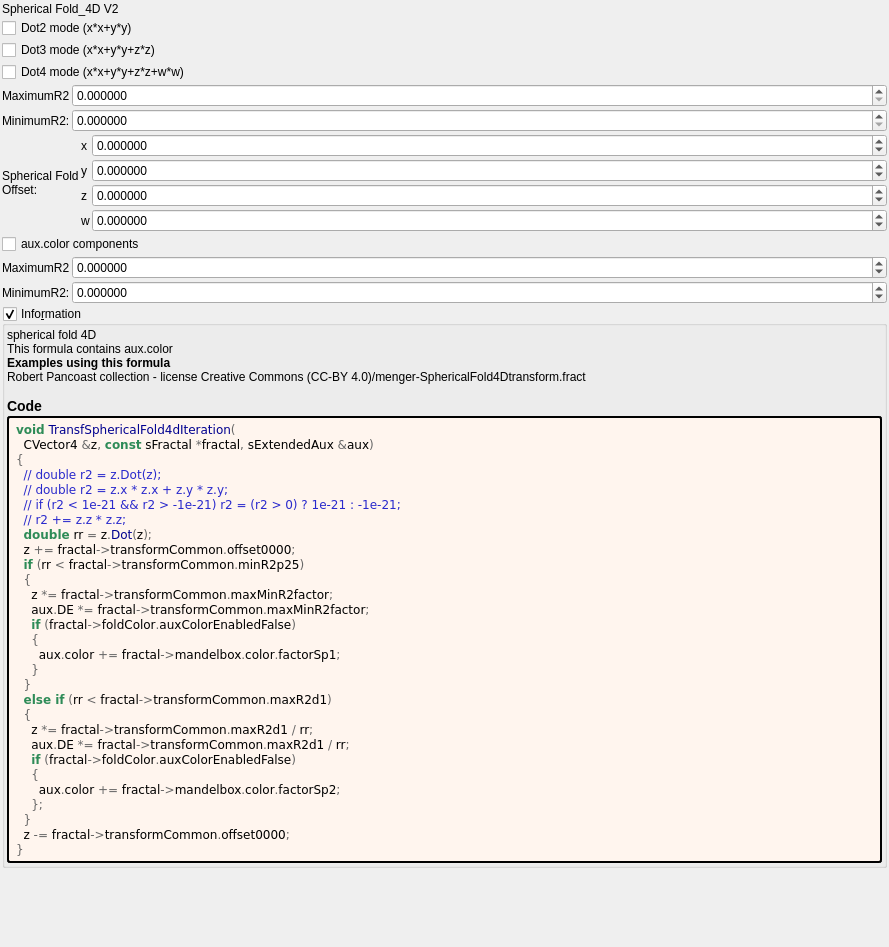
Above: mandelbulber2/formula/ui/transf_spherical_fold4d_v2.ui from buddhi1980/mandelbulber2 before the change. Below: the same form after it.
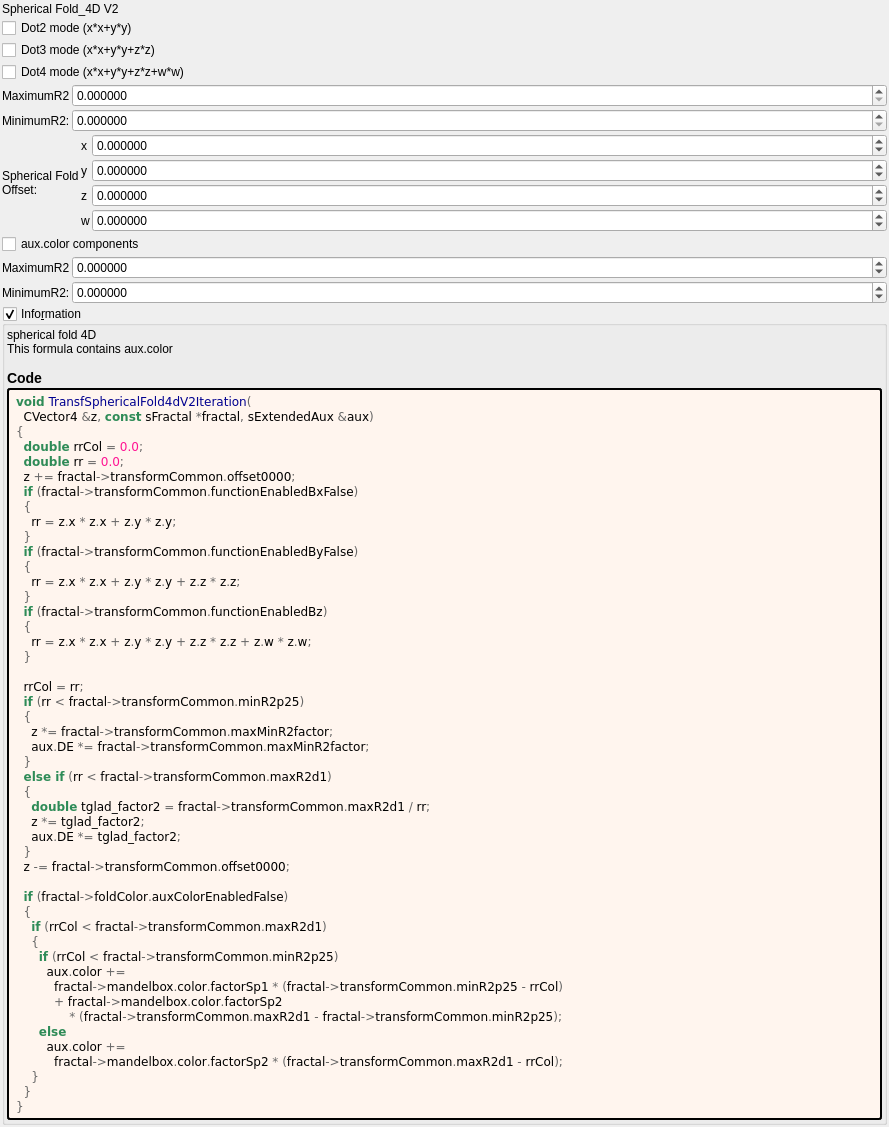
That is the form after the change. Custom widgets are drawn as their Qt base class.

```diff
--- a/mandelbulber2/formula/ui/transf_spherical_fold4d_v2.ui
+++ b/mandelbulber2/formula/ui/transf_spherical_fold4d_v2.ui
@@ -409,7 +409,7 @@
         <property name="text">
          <string notr="true">&lt;p&gt;spherical fold 4D&lt;br&gt;This formula contains aux.color&lt;/p&gt;&lt;table&gt;
 &lt;/table&gt;
-&lt;br&gt;&lt;b&gt;Examples using this formula&lt;/b&gt;&lt;br&gt;Robert Pancoast collection - license Creative Commons (CC-BY 4.0)/menger-SphericalFold4Dtransform.fract&lt;h3&gt;Code&lt;/h3&gt;</string>
+&lt;h3&gt;Code&lt;/h3&gt;</string>
         </property>
         <property name="wordWrap">
          <bool>true</bool>
@@ -429,34 +429,53 @@
         </property>
         <property name="text">
          <string notr="true">&lt;body style=&quot;background-color:#fff5ee&quot;&gt;
-&lt;pre style=&quot;color:#000000; background-color:#fff5ee;  font-family:'Courier New',monospace;&quot;&gt;&lt;span style=&quot;color:#2e8b57; font-weight:bold&quot;&gt;void&lt;/span&gt; &lt;span style=&quot;color:#00008f&quot;&gt;TransfSphericalFold4dIteration&lt;/span&gt;&lt;span style=&quot;color:#676767&quot;&gt;(&lt;/span&gt;
+&lt;pre style=&quot;color:#000000; background-color:#fff5ee;  font-family:'Courier New',monospace;&quot;&gt;&lt;span style=&quot;color:#2e8b57; font-weight:bold&quot;&gt;void&lt;/span&gt; &lt;span style=&quot;color:#00008f&quot;&gt;TransfSphericalFold4dV2Iteration&lt;/span&gt;&lt;span style=&quot;color:#676767&quot;&gt;(&lt;/span&gt;
   CVector4 &lt;span style=&quot;color:#676767&quot;&gt;&amp;amp;&lt;/span&gt;z&lt;span style=&quot;color:#676767&quot;&gt;,&lt;/span&gt; &lt;span style=&quot;color:#2e8b57; font-weight:bold&quot;&gt;const&lt;/span&gt; sFractal &lt;span style=&quot;color:#676767&quot;&gt;*&lt;/span&gt;fractal&lt;span style=&quot;color:#676767&quot;&gt;,&lt;/span&gt; sExtendedAux &lt;span style=&quot;color:#676767&quot;&gt;&amp;amp;&lt;/span&gt;aux&lt;span style=&quot;color:#676767&quot;&gt;)&lt;/span&gt;
 &lt;span style=&quot;color:#676767&quot;&gt;{&lt;/span&gt;
-  &lt;span style=&quot;color:#2929cc&quot;&gt;// double r2 = z.Dot(z);&lt;/span&gt;
-  &lt;span style=&quot;color:#2929cc&quot;&gt;// double r2 = z.x * z.x + z.y * z.y;&lt;/span&gt;
-  &lt;span style=&quot;color:#2929cc&quot;&gt;// if (r2 &amp;lt; 1e-21 &amp;amp;&amp;amp; r2 &amp;gt; -1e-21) r2 = (r2 &amp;gt; 0) ? 1e-21 : -1e-21;&lt;/span&gt;
-  &lt;span style=&quot;color:#2929cc&quot;&gt;// r2 += z.z * z.z;&lt;/span&gt;
-  &lt;span style=&quot;color:#2e8b57; font-weight:bold&quot;&gt;double&lt;/span&gt; rr &lt;span style=&quot;color:#676767&quot;&gt;=&lt;/span&gt; z&lt;span style=&quot;color:#676767&quot;&gt;.&lt;/span&gt;&lt;span style=&quot;color:#00008f&quot;&gt;Dot&lt;/span&gt;&lt;span style=&quot;color:#676767&quot;&gt;(&lt;/span&gt;z&lt;span style=&quot;color:#676767&quot;&gt;);&lt;/span&gt;
+  &lt;span style=&quot;color:#2e8b57; font-weight:bold&quot;&gt;double&lt;/span&gt; rrCol &lt;span style=&quot;color:#676767&quot;&gt;=&lt;/span&gt; &lt;span style=&quot;color:#ff1493&quot;&gt;0.0&lt;/span&gt;&lt;span style=&quot;color:#676767&quot;&gt;;&lt;/span&gt;
+  &lt;span style=&quot;color:#2e8b57; font-weight:bold&quot;&gt;double&lt;/span&gt; rr &lt;span style=&quot;color:#676767&quot;&gt;=&lt;/span&gt; &lt;span style=&quot;color:#ff1493&quot;&gt;0.0&lt;/span&gt;&lt;span style=&quot;color:#676767&quot;&gt;;&lt;/span&gt;
   z &lt;span style=&quot;color:#676767&quot;&gt;+=&lt;/span&gt; fractal&lt;span style=&quot;color:#676767&quot;&gt;-&amp;gt;&lt;/span&gt;transformCommon&lt;span style=&quot;color:#676767&quot;&gt;.&lt;/span&gt;offset0000&lt;span style=&quot;color:#676767&quot;&gt;;&lt;/span&gt;
+  &lt;span style=&quot;color:#2e8b57; font-weight:bold&quot;&gt;if&lt;/span&gt; &lt;span style=&quot;color:#676767&quot;&gt;(&lt;/span&gt;fractal&lt;span style=&quot;color:#676767&quot;&gt;-&amp;gt;&lt;/span&gt;transformCommon&lt;span style=&quot;color:#676767&quot;&gt;.&lt;/span&gt;functionEnabledBxFalse&lt;span style=&quot;color:#676767&quot;&gt;)&lt;/span&gt;
+  &lt;span style=&quot;color:#676767&quot;&gt;{&lt;/span&gt;
+    rr &lt;span style=&quot;color:#676767&quot;&gt;=&lt;/span&gt; z&lt;span style=&quot;color:#676767&quot;&gt;.&lt;/span&gt;x &lt;span style=&quot;color:#676767&quot;&gt;*&lt;/span&gt; z&lt;span style=&quot;color:#676767&quot;&gt;.&lt;/span&gt;x &lt;span style=&quot;color:#676767&quot;&gt;+&lt;/span&gt; z&lt;span style=&quot;color:#676767&quot;&gt;.&lt;/span&gt;y &lt;span style=&quot;color:#676767&quot;&gt;*&lt;/span&gt; z&lt;span style=&quot;color:#676767&quot;&gt;.&lt;/span&gt;y&lt;span style=&quot;color:#676767&quot;&gt;;&lt;/span&gt;
+  &lt;span style=&quot;color:#676767&quot;&gt;}&lt;/span&gt;
+  &lt;span style=&quot;color:#2e8b57; font-weight:bold&quot;&gt;if&lt;/span&gt; &lt;span style=&quot;color:#676767&quot;&gt;(&lt;/span&gt;fractal&lt;span style=&quot;color:#676767&quot;&gt;-&amp;gt;&lt;/span&gt;transformCommon&lt;span style=&quot;color:#676767&quot;&gt;.&lt;/span&gt;functionEnabledByFalse&lt;span style=&quot;color:#676767&quot;&gt;)&lt;/span&gt;
+  &lt;span style=&quot;color:#676767&quot;&gt;{&lt;/span&gt;
+    rr &lt;span style=&quot;color:#676767&quot;&gt;=&lt;/span&gt; z&lt;span style=&quot;color:#676767&quot;&gt;.&lt;/span&gt;x &lt;span style=&quot;color:#676767&quot;&gt;*&lt;/span&gt; z&lt;span style=&quot;color:#676767&quot;&gt;.&lt;/span&gt;x &lt;span style=&quot;color:#676767&quot;&gt;+&lt;/span&gt; z&lt;span style=&quot;color:#676767&quot;&gt;.&lt;/span&gt;y &lt;span style=&quot;color:#676767&quot;&gt;*&lt;/span&gt; z&lt;span style=&quot;color:#676767&quot;&gt;.&lt;/span&gt;y &lt;span style=&quot;color:#676767&quot;&gt;+&lt;/span&gt; z&lt;span style=&quot;color:#676767&quot;&gt;.&lt;/span&gt;z &lt;span style=&quot;color:#676767&quot;&gt;*&lt;/span&gt; z&lt;span style=&quot;color:#676767&quot;&gt;.&lt;/span&gt;z&lt;span style=&quot;color:#676767&quot;&gt;;&lt;/span&gt;
+  &lt;span style=&quot;color:#676767&quot;&gt;}&lt;/span&gt;
+  &lt;span style=&quot;color:#2e8b57; font-weight:bold&quot;&gt;if&lt;/span&gt; &lt;span style=&quot;color:#676767&quot;&gt;(&lt;/span&gt;fractal&lt;span style=&quot;color:#676767&quot;&gt;-&amp;gt;&lt;/span&gt;transformCommon&lt;span style=&quot;color:#676767&quot;&gt;.&lt;/span&gt;functionEnabledBz&lt;span style=&quot;color:#676767&quot;&gt;)&lt;/span&gt;
+  &lt;span style=&quot;color:#676767&quot;&gt;{&lt;/span&gt;
+    rr &lt;span style=&quot;color:#676767&quot;&gt;=&lt;/span&gt; z&lt;span style=&quot;color:#676767&quot;&gt;.&lt;/span&gt;x &lt;span style=&quot;color:#676767&quot;&gt;*&lt;/span&gt; z&lt;span style=&quot;color:#676767&quot;&gt;.&lt;/span&gt;x &lt;span style=&quot;color:#676767&quot;&gt;+&lt;/span&gt; z&lt;span style=&quot;color:#676767&quot;&gt;.&lt;/span&gt;y &lt;span style=&quot;color:#676767&quot;&gt;*&lt;/span&gt; z&lt;span style=&quot;color:#676767&quot;&gt;.&lt;/span&gt;y &lt;span style=&quot;color:#676767&quot;&gt;+&lt;/span&gt; z&lt;span style=&quot;color:#676767&quot;&gt;.&lt;/span&gt;z &lt;span style=&quot;color:#676767&quot;&gt;*&lt;/span&gt; z&lt;span style=&quot;color:#676767&quot;&gt;.&lt;/span&gt;z &lt;span style=&quot;color:#676767&quot;&gt;+&lt;/span&gt; z&lt;span style=&quot;color:#676767&quot;&gt;.&lt;/span&gt;w &lt;span style=&quot;color:#676767&quot;&gt;*&lt;/span&gt; z&lt;span style=&quot;color:#676767&quot;&gt;.&lt;/span&gt;w&lt;span style=&quot;color:#676767&quot;&gt;;&lt;/span&gt;
+  &lt;span style=&quot;color:#676767&quot;&gt;}&lt;/span&gt;
+
+  rrCol &lt;span style=&quot;color:#676767&quot;&gt;=&lt;/span&gt; rr&lt;span style=&quot;color:#676767&quot;&gt;;&lt;/span&gt;
   &lt;span style=&quot;color:#2e8b57; font-weight:bold&quot;&gt;if&lt;/span&gt; &lt;span style=&quot;color:#676767&quot;&gt;(&lt;/span&gt;rr &lt;span style=&quot;color:#676767&quot;&gt;&amp;lt;&lt;/span&gt; fractal&lt;span style=&quot;color:#676767&quot;&gt;-&amp;gt;&lt;/span&gt;transformCommon&lt;span style=&quot;color:#676767&quot;&gt;.&lt;/span&gt;minR2p25&lt;span style=&quot;color:#676767&quot;&gt;)&lt;/span&gt;
   &lt;span style=&quot;color:#676767&quot;&gt;{&lt;/span&gt;
     z &lt;span style=&quot;color:#676767&quot;&gt;*=&lt;/span&gt; fractal&lt;span style=&quot;color:#676767&quot;&gt;-&amp;gt;&lt;/span&gt;transformCommon&lt;span style=&quot;color:#676767&quot;&gt;.&lt;/span&gt;maxMinR2factor&lt;span style=&quot;color:#676767&quot;&gt;;&lt;/span&gt;
     aux&lt;span style=&quot;color:#676767&quot;&gt;.&lt;/span&gt;DE &lt;span style=&quot;color:#676767&quot;&gt;*=&lt;/span&gt; fractal&lt;span style=&quot;color:#676767&quot;&gt;-&amp;gt;&lt;/span&gt;transformCommon&lt;span style=&quot;color:#676767&quot;&gt;.&lt;/span&gt;maxMinR2factor&lt;span style=&quot;color:#676767&quot;&gt;;&lt;/span&gt;
-    &lt;span style=&quot;color:#2e8b57; font-weight:bold&quot;&gt;if&lt;/span&gt; &lt;span style=&quot;color:#676767&quot;&gt;(&lt;/span&gt;fractal&lt;span style=&quot;color:#676767&quot;&gt;-&amp;gt;&lt;/span&gt;foldColor&lt;span style=&quot;color:#676767&quot;&gt;.&lt;/span&gt;auxColorEnabledFalse&lt;span style=&quot;color:#676767&quot;&gt;)&lt;/span&gt;
-    &lt;span style=&quot;color:#676767&quot;&gt;{&lt;/span&gt;
-      aux&lt;span style=&quot;color:#676767&quot;&gt;.&lt;/span&gt;color &lt;span style=&quot;color:#676767&quot;&gt;+=&lt;/span&gt; fractal&lt;span style=&quot;color:#676767&quot;&gt;-&amp;gt;&lt;/span&gt;mandelbox&lt;span style=&quot;color:#676767&quot;&gt;.&lt;/span&gt;color&lt;span style=&quot;color:#676767&quot;&gt;.&lt;/span&gt;factorSp1&lt;span style=&quot;color:#676767&quot;&gt;;&lt;/span&gt;
-    &lt;span style=&quot;color:#676767&quot;&gt;}&lt;/span&gt;
   &lt;span style=&quot;color:#676767&quot;&gt;}&lt;/span&gt;
   &lt;span style=&quot;color:#2e8b57; font-weight:bold&quot;&gt;else if&lt;/span&gt; &lt;span style=&quot;color:#676767&quot;&gt;(&lt;/span&gt;rr &lt;span style=&quot;color:#676767&quot;&gt;&amp;lt;&lt;/span&gt; fractal&lt;span style=&quot;color:#676767&quot;&gt;-&amp;gt;&lt;/span&gt;transformCommon&lt;span style=&quot;color:#676767&quot;&gt;.&lt;/span&gt;maxR2d1&lt;span style=&quot;color:#676767&quot;&gt;)&lt;/span&gt;
   &lt;span style=&quot;color:#676767&quot;&gt;{&lt;/span&gt;
-    z &lt;span style=&quot;color:#676767&quot;&gt;*=&lt;/span&gt; fractal&lt;span style=&quot;color:#676767&quot;&gt;-&amp;gt;&lt;/span&gt;transformCommon&lt;span style=&quot;color:#676767&quot;&gt;.&lt;/span&gt;maxR2d1 &lt;span style=&quot;color:#676767&quot;&gt;/&lt;/span&gt; rr&lt;span style=&quot;color:#676767&quot;&gt;;&lt;/span&gt;
-    aux&lt;span style=&quot;color:#676767&quot;&gt;.&lt;/span&gt;DE &lt;span style=&quot;color:#676767&quot;&gt;*=&lt;/span&gt; fractal&lt;span style=&quot;color:#676767&quot;&gt;-&amp;gt;&lt;/span&gt;transformCommon&lt;span style=&quot;color:#676767&quot;&gt;.&lt;/span&gt;maxR2d1 &lt;span style=&quot;color:#676767&quot;&gt;/&lt;/span&gt; rr&lt;span style=&quot;color:#676767&quot;&gt;;&lt;/span&gt;
-    &lt;span style=&quot;color:#2e8b57; font-weight:bold&quot;&gt;if&lt;/span&gt; &lt;span style=&quot;color:#676767&quot;&gt;(&lt;/span&gt;fractal&lt;span style=&quot;color:#676767&quot;&gt;-&amp;gt;&lt;/span&gt;foldColor&lt;span style=&quot;color:#676767&quot;&gt;.&lt;/span&gt;auxColorEnabledFalse&lt;span style=&quot;color:#676767&quot;&gt;)&lt;/span&gt;
-    &lt;span style=&quot;color:#676767&quot;&gt;{&lt;/span&gt;
-      aux&lt;span style=&quot;color:#676767&quot;&gt;.&lt;/span&gt;color &lt;span style=&quot;color:#676767&quot;&gt;+=&lt;/span&gt; fractal&lt;span style=&quot;color:#676767&quot;&gt;-&amp;gt;&lt;/span&gt;mandelbox&lt;span style=&quot;color:#676767&quot;&gt;.&lt;/span&gt;color&lt;span style=&quot;color:#676767&quot;&gt;.&lt;/span&gt;factorSp2&lt;span style=&quot;color:#676767&quot;&gt;;&lt;/span&gt;
-    &lt;span style=&quot;color:#676767&quot;&gt;};&lt;/span&gt;
+    &lt;span style=&quot;color:#2e8b57; font-weight:bold&quot;&gt;double&lt;/span&gt; tglad_factor2 &lt;span style=&quot;color:#676767&quot;&gt;=&lt;/span&gt; fractal&lt;span style=&quot;color:#676767&quot;&gt;-&amp;gt;&lt;/span&gt;transformCommon&lt;span style=&quot;color:#676767&quot;&gt;.&lt;/span&gt;maxR2d1 &lt;span style=&quot;color:#676767&quot;&gt;/&lt;/span&gt; rr&lt;span style=&quot;color:#676767&quot;&gt;;&lt;/span&gt;
+    z &lt;span style=&quot;color:#676767&quot;&gt;*=&lt;/span&gt; tglad_factor2&lt;span style=&quot;color:#676767&quot;&gt;;&lt;/span&gt;
+    aux&lt;span style=&quot;color:#676767&quot;&gt;.&lt;/span&gt;DE &lt;span style=&quot;color:#676767&quot;&gt;*=&lt;/span&gt; tglad_factor2&lt;span style=&quot;color:#676767&quot;&gt;;&lt;/span&gt;
   &lt;span style=&quot;color:#676767&quot;&gt;}&lt;/span&gt;
   z &lt;span style=&quot;color:#676767&quot;&gt;-=&lt;/span&gt; fractal&lt;span style=&quot;color:#676767&quot;&gt;-&amp;gt;&lt;/span&gt;transformCommon&lt;span style=&quot;color:#676767&quot;&gt;.&lt;/span&gt;offset0000&lt;span style=&quot;color:#676767&quot;&gt;;&lt;/span&gt;
+
+  &lt;span style=&quot;color:#2e8b57; font-weight:bold&quot;&gt;if&lt;/span&gt; &lt;span style=&quot;color:#676767&quot;&gt;(&lt;/span&gt;fractal&lt;span style=&quot;color:#676767&quot;&gt;-&amp;gt;&lt;/span&gt;foldColor&lt;span style=&quot;color:#676767&quot;&gt;.&lt;/span&gt;auxColorEnabledFalse&lt;span style=&quot;color:#676767&quot;&gt;)&lt;/span&gt;
+  &lt;span style=&quot;color:#676767&quot;&gt;{&lt;/span&gt;
+    &lt;span style=&quot;color:#2e8b57; font-weight:bold&quot;&gt;if&lt;/span&gt; &lt;span style=&quot;color:#676767&quot;&gt;(&lt;/span&gt;rrCol &lt;span style=&quot;color:#676767&quot;&gt;&amp;lt;&lt;/span&gt; fractal&lt;span style=&quot;color:#676767&quot;&gt;-&amp;gt;&lt;/span&gt;transformCommon&lt;span style=&quot;color:#676767&quot;&gt;.&lt;/span&gt;maxR2d1&lt;span style=&quot;color:#676767&quot;&gt;)&lt;/span&gt;
+    &lt;span style=&quot;color:#676767&quot;&gt;{&lt;/span&gt;
+      &lt;span style=&quot;color:#2e8b57; font-weight:bold&quot;&gt;if&lt;/span&gt; &lt;span style=&quot;color:#676767&quot;&gt;(&lt;/span&gt;rrCol &lt;span style=&quot;color:#676767&quot;&gt;&amp;lt;&lt;/span&gt; fractal&lt;span style=&quot;color:#676767&quot;&gt;-&amp;gt;&lt;/span&gt;transformCommon&lt;span style=&quot;color:#676767&quot;&gt;.&lt;/span&gt;minR2p25&lt;span style=&quot;color:#676767&quot;&gt;)&lt;/span&gt;
+        aux&lt;span style=&quot;color:#676767&quot;&gt;.&lt;/span&gt;color &lt;span style=&quot;color:#676767&quot;&gt;+=&lt;/span&gt;
+          fractal&lt;span style=&quot;color:#676767&quot;&gt;-&amp;gt;&lt;/span&gt;mandelbox&lt;span style=&quot;color:#676767&quot;&gt;.&lt;/span&gt;color&lt;span style=&quot;color:#676767&quot;&gt;.&lt;/span&gt;factorSp1 &lt;span style=&quot;color:#676767&quot;&gt;* (&lt;/span&gt;fractal&lt;span style=&quot;color:#676767&quot;&gt;-&amp;gt;&lt;/span&gt;transformCommon&lt;span style=&quot;color:#676767&quot;&gt;.&lt;/span&gt;minR2p25 &lt;span style=&quot;color:#676767&quot;&gt;-&lt;/span&gt; rrCol&lt;span style=&quot;color:#676767&quot;&gt;)&lt;/span&gt;
+          &lt;span style=&quot;color:#676767&quot;&gt;+&lt;/span&gt; fractal&lt;span style=&quot;color:#676767&quot;&gt;-&amp;gt;&lt;/span&gt;mandelbox&lt;span style=&quot;color:#676767&quot;&gt;.&lt;/span&gt;color&lt;span style=&quot;color:#676767&quot;&gt;.&lt;/span&gt;factorSp2
+              &lt;span style=&quot;color:#676767&quot;&gt;* (&lt;/span&gt;fractal&lt;span style=&quot;color:#676767&quot;&gt;-&amp;gt;&lt;/span&gt;transformCommon&lt;span style=&quot;color:#676767&quot;&gt;.&lt;/span&gt;maxR2d1 &lt;span style=&quot;color:#676767&quot;&gt;-&lt;/span&gt; fractal&lt;span style=&quot;color:#676767&quot;&gt;-&amp;gt;&lt;/span&gt;transformCommon&lt;span style=&quot;color:#676767&quot;&gt;.&lt;/span&gt;minR2p25&lt;span style=&quot;color:#676767&quot;&gt;);&lt;/span&gt;
+      &lt;span style=&quot;color:#2e8b57; font-weight:bold&quot;&gt;else&lt;/span&gt;
+        aux&lt;span style=&quot;color:#676767&quot;&gt;.&lt;/span&gt;color &lt;span style=&quot;color:#676767&quot;&gt;+=&lt;/span&gt;
+          fractal&lt;span style=&quot;color:#676767&quot;&gt;-&amp;gt;&lt;/span&gt;mandelbox&lt;span style=&quot;color:#676767&quot;&gt;.&lt;/span&gt;color&lt;span style=&quot;color:#676767&quot;&gt;.&lt;/span&gt;factorSp2 &lt;span style=&quot;color:#676767&quot;&gt;* (&lt;/span&gt;fractal&lt;span style=&quot;color:#676767&quot;&gt;-&amp;gt;&lt;/span&gt;transformCommon&lt;span style=&quot;color:#676767&quot;&gt;.&lt;/span&gt;maxR2d1 &lt;span style=&quot;color:#676767&quot;&gt;-&lt;/span&gt; rrCol&lt;span style=&quot;color:#676767&quot;&gt;);&lt;/span&gt;
+    &lt;span style=&quot;color:#676767&quot;&gt;}&lt;/span&gt;
+  &lt;span style=&quot;color:#676767&quot;&gt;}&lt;/span&gt;
 &lt;span style=&quot;color:#676767&quot;&gt;}&lt;/span&gt;
 &lt;/pre&gt;
 &lt;/body&gt;</string>
```
Left out of the diff: 6 changed lines with no effect on the pictures.
